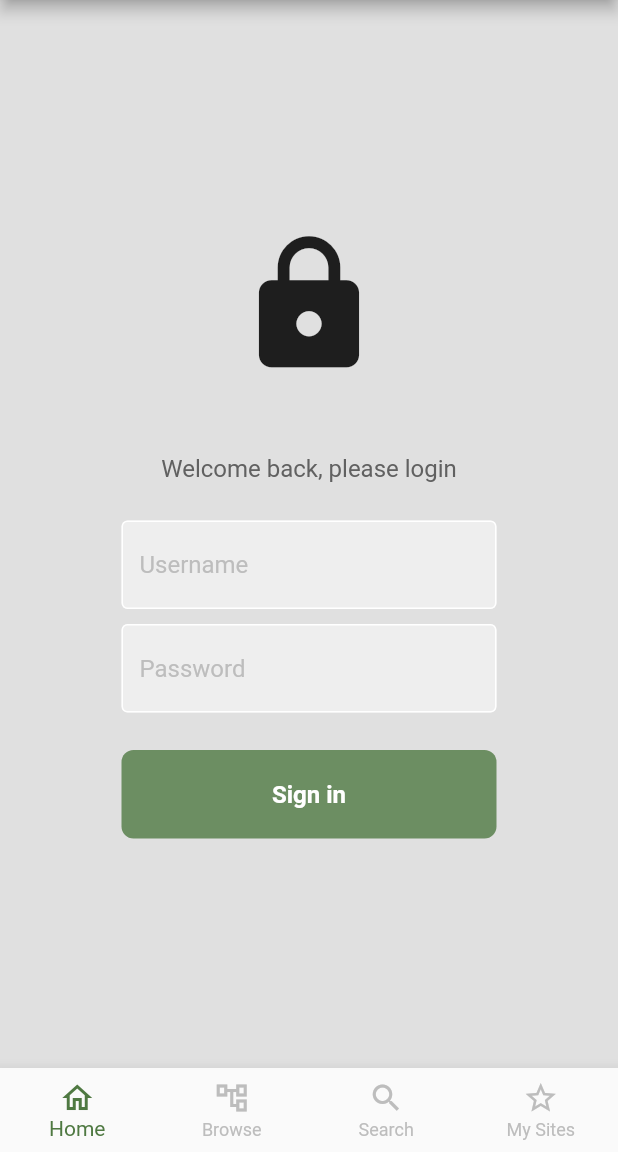
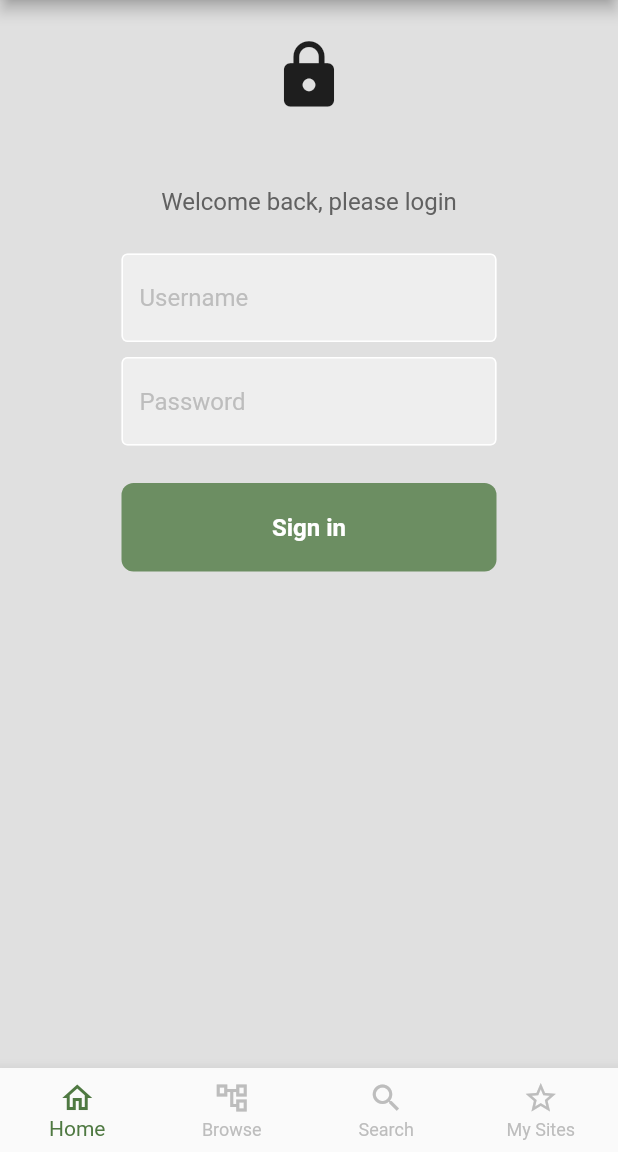
Before and after one commit to steve-townend/fishing_flutter, a Flutter app: the screen it shows after launch, on a phone screen of 412 x 824 dp, the part 84-1236 px from its top. Run offline on Flutter 3.47's test engine with Material 2 defaults, Android fonts, the phone set to English and light mode, and no system bars; our stand-ins replace get_it, localstorage, logger.

Commit message:
Layout improvements for phone

```diff
--- a/lib/app/auth/login_page.dart
+++ b/lib/app/auth/login_page.dart
@@ -20,15 +20,17 @@ class LoginPage extends StatelessWidget {
 
     return AppBarAndNavBarScaffold(
       navName: "Login",
-      body: Center(
-
+      body: SingleChildScrollView(
+        scrollDirection: Axis.vertical,
+        child: Center(
           child: Column(
-          mainAxisAlignment: MainAxisAlignment.center,
+            //mainAxisAlignment: MainAxisAlignment.center,
             children: <Widget>[
 
+              const SizedBox(height: 25),
               const Icon(
                 Icons.lock,
-              size: 100),
+                size: 50),
 
               const SizedBox(height: 50),
               Text(
@@ -72,6 +74,7 @@ class LoginPage extends StatelessWidget {
             ],
           ),
         ),
+      ),
     );
   }
 
```
Lines whose indentation alone changed are shown as unchanged.
